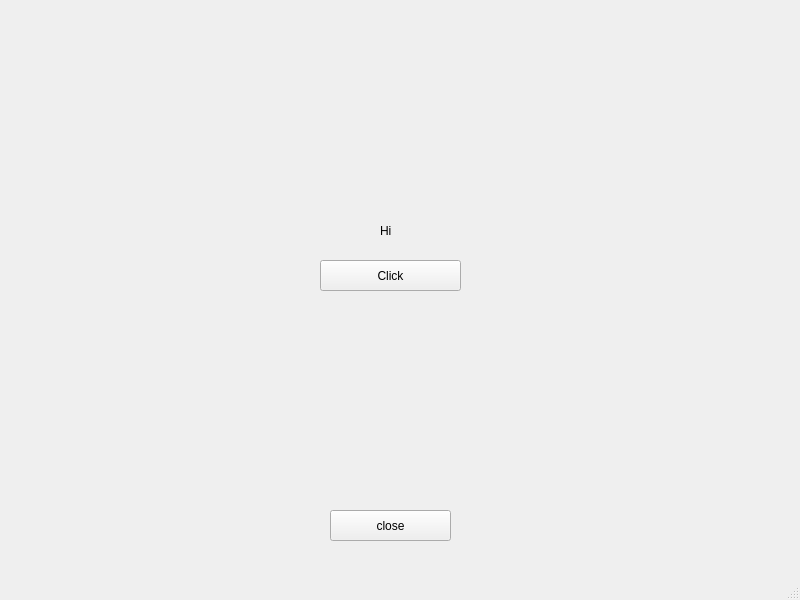
Old version of the form untitled52/mainwindow.ui in the repository 0schweps0/studhelper.
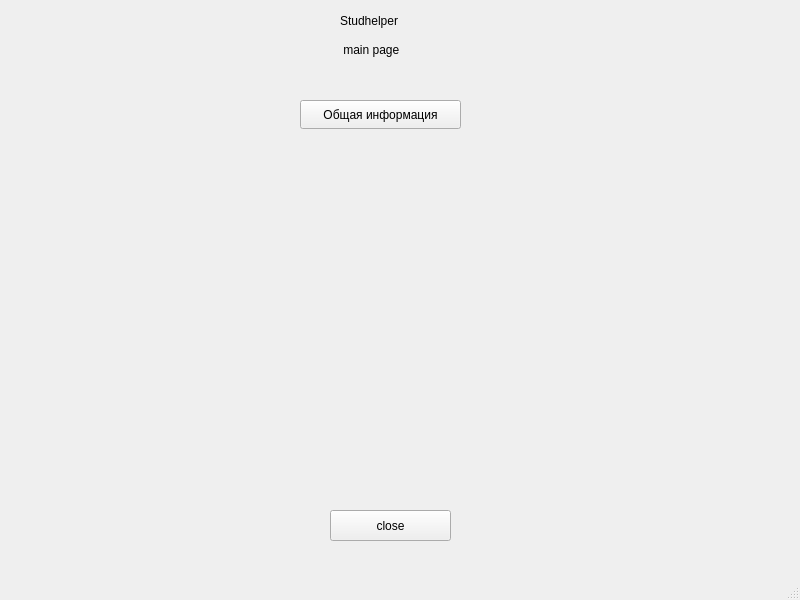
New version of the form.

```diff
--- a/untitled52/mainwindow.ui
+++ b/untitled52/mainwindow.ui
@@ -27,30 +27,43 @@
      <string>close</string>
     </property>
    </widget>
-   <widget class="QPushButton" name="pushButton_2">
-    <property name="geometry">
-     <rect>
-      <x>320</x>
-      <y>260</y>
-      <width>141</width>
-      <height>31</height>
-     </rect>
-    </property>
-    <property name="text">
-     <string>Click</string>
-    </property>
-   </widget>
    <widget class="QLabel" name="label">
     <property name="geometry">
      <rect>
-      <x>380</x>
-      <y>210</y>
-      <width>71</width>
-      <height>41</height>
+      <x>340</x>
+      <y>40</y>
+      <width>81</width>
+      <height>20</height>
      </rect>
     </property>
     <property name="text">
-     <string>Hi</string>
+     <string> main page</string>
+    </property>
+   </widget>
+   <widget class="QLabel" name="label_2">
+    <property name="geometry">
+     <rect>
+      <x>340</x>
+      <y>10</y>
+      <width>81</width>
+      <height>21</height>
+     </rect>
+    </property>
+    <property name="text">
+     <string>Studhelper</string>
+    </property>
+   </widget>
+   <widget class="QPushButton" name="window_data_b">
+    <property name="geometry">
+     <rect>
+      <x>300</x>
+      <y>100</y>
+      <width>161</width>
+      <height>29</height>
+     </rect>
+    </property>
+    <property name="text">
+     <string>Общая информация</string>
     </property>
    </widget>
   </widget>
```
Left out of the diff: 2 changed lines with no effect on the pictures.
